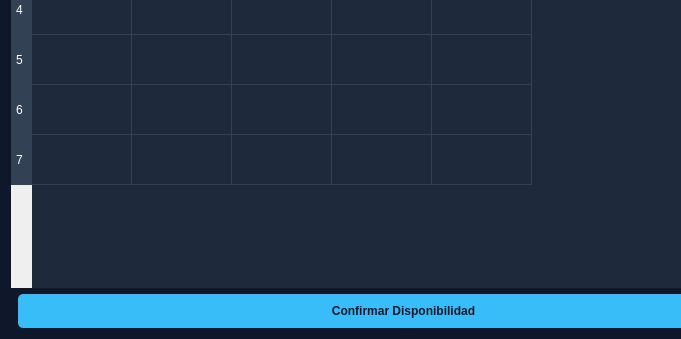
Above: ui/dialogs/grid_preferencias.ui from moramirete/generadorHorarios before the change; both pictures show x 0 to 681 and y 261 to 600 of the 800 by 600 pixel window. Below: the same form after it.
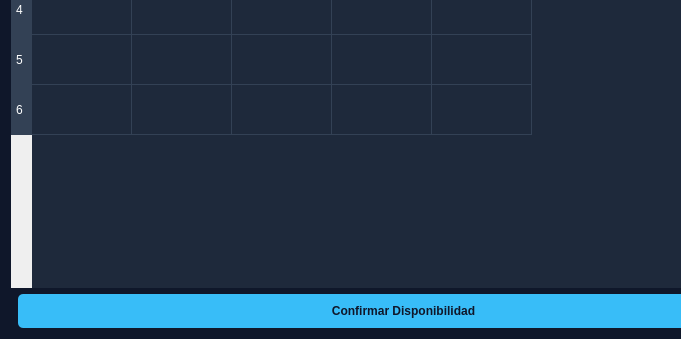
That is the form after the change.

The edit to the form file:
```diff
--- a/ui/dialogs/grid_preferencias.ui
+++ b/ui/dialogs/grid_preferencias.ui
@@ -25,7 +25,7 @@
    <item>
     <widget class="QTableWidget" name="tablaGrid">
      <property name="styleSheet"><string>QTableWidget { background-color: #1e293b; gridline-color: #334155; border: none; font-size: 13px; } QHeaderView::section { background-color: #334155; color: white; padding: 5px; border: none; }</string></property>
-     <property name="rowCount"><number>7</number></property>
+     <property name="rowCount"><number>6</number></property>
      <property name="columnCount"><number>5</number></property>
      <attribute name="horizontalHeaderDefaultSectionSize"><number>100</number></attribute>
      <attribute name="verticalHeaderDefaultSectionSize"><number>50</number></attribute>
```
